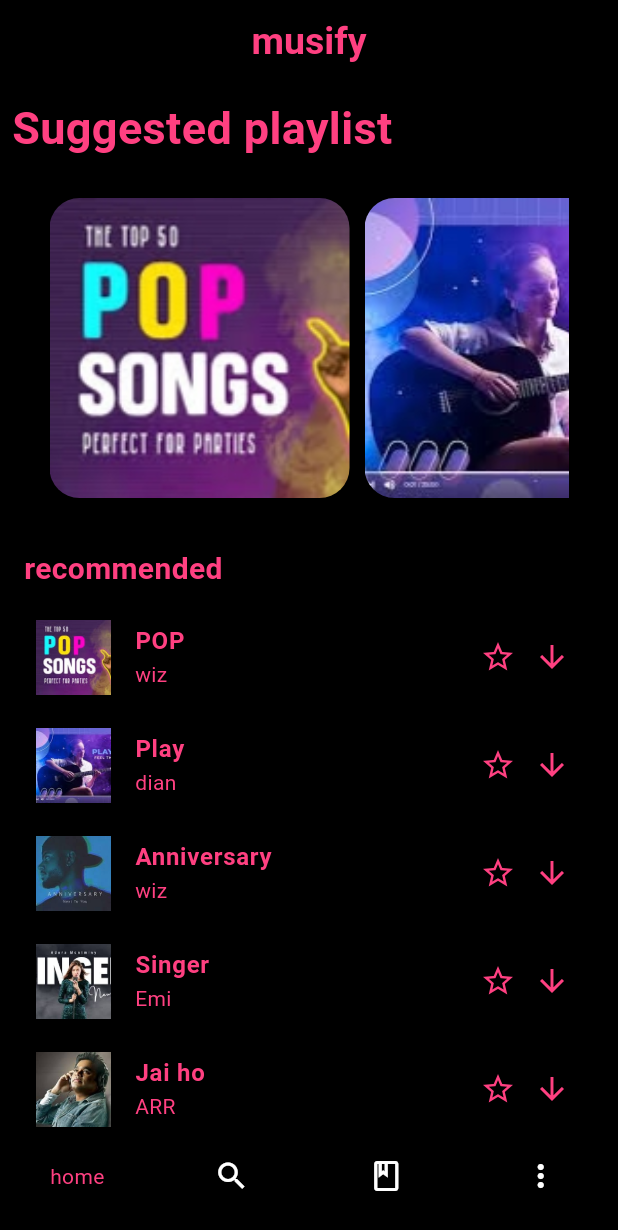
After one commit to msalfin18/assignments, a Flutter app: the MusicPlay screen opened directly, on a phone screen of 412 x 824 dp. The commit adds this screen. Shown: the top 1230 px of the screen. Run offline on Flutter 3.47's test engine with Material 2 defaults, Android fonts, the light colour scheme and no system bars; our stand-ins replace google_fonts; Roboto replaces fonts that are missing (Alatsi); key blocks and very long unbroken strings in the code were emptied for the run.

Commit message:
musicplayer..

```diff
--- /dev/null
+++ b/lib/music plyr 1-10.dart
@@ -0,0 +1,127 @@
+import 'package:flutter/material.dart';
+import 'package:google_fonts/google_fonts.dart';
+
+void main() {
+  runApp(MaterialApp(home: MusicPlay()));
+}
+
+class MusicPlay extends StatelessWidget {
+  int index = 0;
+  var sub = [
+    'wiz',
+    'dian',
+    'wiz',
+    'Emi',
+    'ARR',
+    'ARR'
+  ];
+  var title = [
+    "POP",
+    "Play",
+    'Anniversary',
+    'Singer',
+    'Jai ho',
+    'Ella pugazhum'
+  ];
+  var images = [
+    "assets/images/IMG_20231009_203258.jpg",
+    "assets/images/IMG_20231009_203313.jpg",
+    "assets/images/IMG_20231009_203327.jpg",
+    "assets/images/IMG_20231009_203340.jpg",
+    "assets/images/IMG_20231009_203351.jpg",
+    "assets/images/IMG_20231009_203404.jpg"
+  ];
+
+  @override
+  Widget build(BuildContext context) {
+    return Scaffold(
+      appBar: AppBar(
+        title: Center(child: Text("musify",style: GoogleFonts.alatsi(color: Colors.pinkAccent,fontSize: 25,fontWeight: FontWeight.bold),)),
+        backgroundColor: Colors.black,
+      ),
+        body: Padding(
+          padding: const EdgeInsets.all(8.0),
+          child: Column(children: [
+            Align(alignment:Alignment.topLeft,child: Text("Suggested playlist",style: TextStyle(color: Colors.pinkAccent,fontSize: 30,fontWeight: FontWeight.bold),)),
+            Padding(
+              padding: const EdgeInsets.all(25.0),
+              child: Container(
+                height: 200,
+                child: ListView.builder(
+                  scrollDirection: Axis.horizontal,
+                  itemCount: images.length,
+                  itemBuilder: (BuildContext context, int index) {
+                    return Padding(
+                      padding: const EdgeInsets.only(right: 10.0),
+                      child: Container(
+                        height: 200,
+                        width: 200,
+                        child: ClipRRect(
+                          borderRadius: BorderRadius.circular(20.0),
+                          child: Image.asset(
+                            images[index],
+                            fit: BoxFit.cover,
+                          ),
+                        ),
+                      ),
+                    );
+                  },
+                ),
+              ),
+            ),
+      Padding(
+          padding: const EdgeInsets.all(8.0),
+          child: Align(alignment:Alignment.topLeft,child: Text("recommended",style: TextStyle(color: Colors.pinkAccent,fontSize: 20,fontWeight: FontWeight.bold),)),
+      ),
+
+               Expanded(
+                child: ListView.builder(
+                  itemCount: images.length,
+                  itemBuilder: (BuildContext context, int index) {
+                    return ListTile(
+                      leading: Image.asset(
+                        images[index],
+                        width: 50,
+                        height: 50,
+                      ),
+                      title: Text(
+                        title[index],
+                        style: TextStyle(fontWeight: FontWeight.bold, fontSize: 16,color: Colors.pinkAccent),
+                      ),
+                      subtitle: Text(sub[index], style: TextStyle(fontSize: 14,color: Colors.pinkAccent)),
+                      trailing: Row(
+                          mainAxisSize: MainAxisSize.min,
+                          children: [
+                            Icon(Icons.star_border, color: Colors.pinkAccent),
+                            SizedBox(width: 12),
+                            Icon(Icons.arrow_downward_sharp, color: Colors.pinkAccent),
+                          ]),
+                    );
+                  },
+                ),
+              ),
+          ]
+          ),
+        ),
+      bottomNavigationBar: BottomNavigationBar(
+
+      type: BottomNavigationBarType.fixed,
+      backgroundColor: Colors.black12,
+      selectedItemColor: Colors.orange,
+      unselectedItemColor: Colors.white,
+
+      currentIndex: index,
+
+      items: [BottomNavigationBarItem(icon: Text(
+        'home',
+        style: GoogleFonts.aBeeZee(
+            color: Colors.pinkAccent,
+            fontSize: 14),), label: ""),
+        BottomNavigationBarItem(icon:Icon(Icons.search),label: ""),
+        BottomNavigationBarItem(icon:Icon(Icons.book_outlined),label: ""),
+        BottomNavigationBarItem(icon:Icon(Icons.more_vert),label: ""),
+      ],
+    ),backgroundColor: Colors.black,
+    );
+  }
+}
--- a/lib/musicplayr2.dart
+++ b/lib/musicplayr2.dart
@@ -62,10 +62,11 @@ class MusicPlayer extends StatelessWidget {
           SliverPadding(
             padding: const EdgeInsets.all(50.0),
             sliver: SliverGrid(
+
               gridDelegate: SliverGridDelegateWithFixedCrossAxisCount(
                 crossAxisCount: 2,
-                crossAxisSpacing: 50,
-                mainAxisSpacing: 50,
+               crossAxisSpacing: 50,
+              mainAxisSpacing: 50,
               ),
               delegate: SliverChildBuilderDelegate(
                     (BuildContext context, int index) {
```
Also changed, not shown: lib/flipkart.dart (added, +18 -0 lines), lib/music playrt 17-10.dart (added, +12 -0 lines), lib/player.dart (added, +67 -0 lines).
